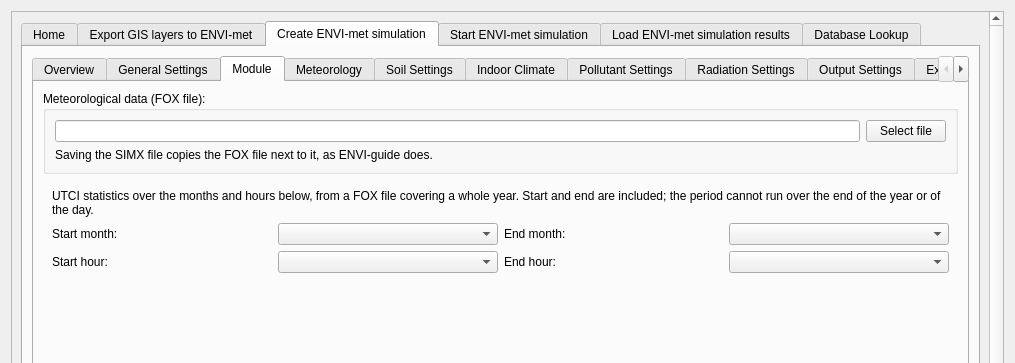
Old version of the form geodata2ENVImet_dialog_base.ui in the repository One-Click-LCA/geodata2ENVI-met; both pictures show x 0 to 1015 and y 0 to 363 of the 1015 by 890 pixel window.
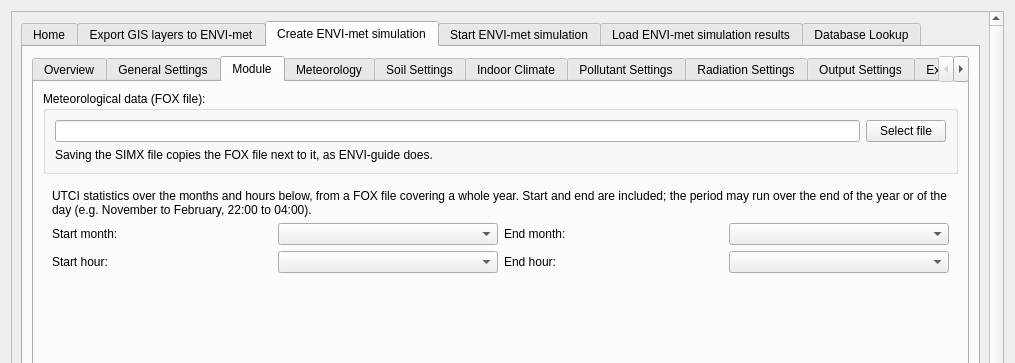
New version of the form. The open tabs and pages were chosen to show the change. Icons and pictures are not drawn. Custom widgets are drawn as their Qt base class.

Commit message:
Allow statistics periods over the year end and midnight
The fast thermal comfort statistics period may run over the end of the
year or of the day (November to February, 22:00 to 04:00), as every
ENVI-met run wraps the year. The plugin refused such periods; it now saves
them, and the Module page says they are allowed.

What changed in the file:
```diff
--- a/geodata2ENVImet_dialog_base.ui
+++ b/geodata2ENVImet_dialog_base.ui
@@ -3671,7 +3671,7 @@
                    <item row="0" column="0" colspan="4">
                     <widget class="QLabel" name="lb_utciStatsInfo">
                      <property name="text">
-                      <string>UTCI statistics over the months and hours below, from a FOX file covering a whole year. Start and end are included; the period cannot run over the end of the year or of the day.</string>
+                      <string>UTCI statistics over the months and hours below, from a FOX file covering a whole year. Start and end are included; the period may run over the end of the year or of the day (e.g. November to February, 22:00 to 04:00).</string>
                      </property>
                      <property name="wordWrap">
                       <bool>true</bool>
```
The commit also changes 2 other files.
